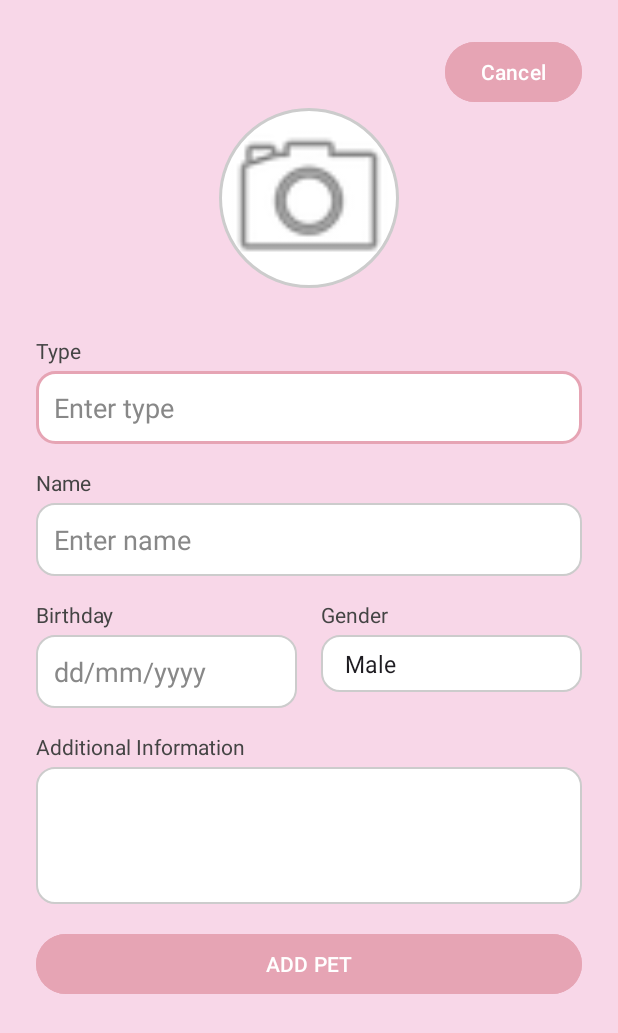
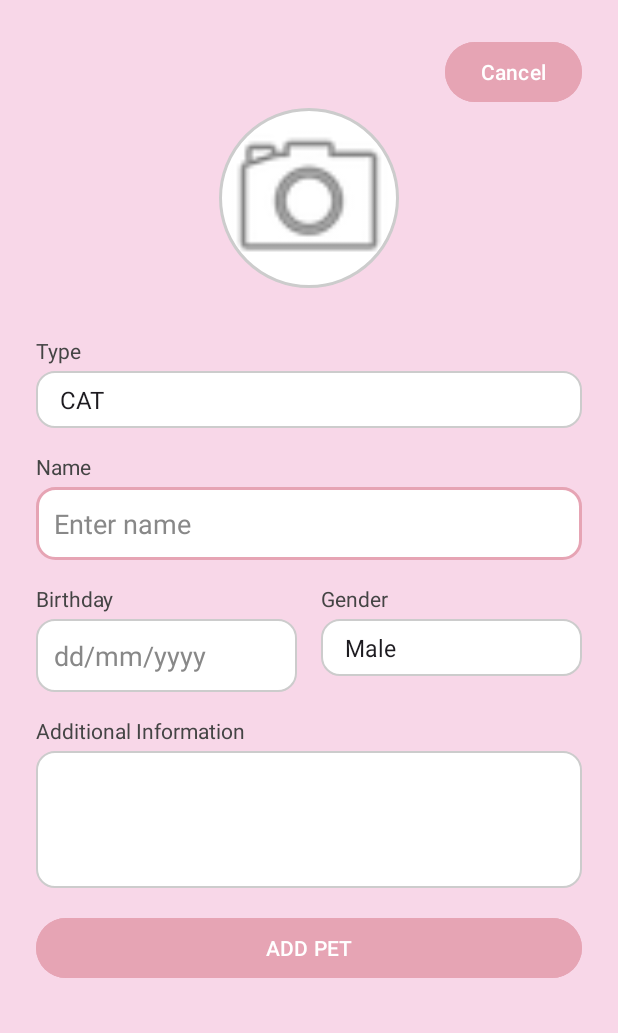
Before and after one commit to ayseecebilgi/project, an Android app: the AddPetActivity screen opened directly, with no data from a screen before it, on a phone screen of 412 x 824 dp. Shown: the top 1033 px of the screen. Run offline under Robolectric (Android 15) with nearby library versions, the phone set to English and light mode, and no system bars; our stand-ins replace Firebase (no records; nobody signed in at launch, a user with empty details on screens opened directly); pictures from the network do not load.

Commit message:
Updated other classes according to the changes i made in choosing the type of the pet

```diff
--- a/app/src/main/java/com/example/project/AddPetActivity.java
+++ b/app/src/main/java/com/example/project/AddPetActivity.java
@@ -19,8 +19,8 @@ import java.util.UUID;
 public class AddPetActivity extends AppCompatActivity {
 
     private ImageView petImageView;
-    private EditText inputName, inputType, inputBirthday, inputInfo;
-    private Spinner inputGender;
+    private EditText inputName, inputBirthday, inputInfo;
+    private Spinner inputGender, inputType;
     private Button addButton, cancelButton;
     private Uri selectedImageUri;
 
@@ -37,7 +37,13 @@ public class AddPetActivity extends AppCompatActivity {
         // Link UI
         petImageView = findViewById(R.id.imagePet);
         inputName = findViewById(R.id.inputName);
-        inputType = findViewById(R.id.inputType);
+        inputType = findViewById(R.id.inputType); // now it's a Spinner
+
+        ArrayAdapter<CharSequence> typeAdapter = ArrayAdapter.createFromResource(this,
+                R.array.pet_type_options, android.R.layout.simple_spinner_item);
+        typeAdapter.setDropDownViewResource(android.R.layout.simple_spinner_dropdown_item);
+        inputType.setAdapter(typeAdapter);
+
         inputBirthday = findViewById(R.id.inputBirthday);
         inputInfo = findViewById(R.id.inputInfo);
         inputGender = findViewById(R.id.inputGender);
@@ -97,7 +103,7 @@ public class AddPetActivity extends AppCompatActivity {
                     petId,
                     ownerId,
                     inputName.getText().toString(),
-                    inputType.getText().toString(),
+                    inputType.getSelectedItem().toString(),
                     inputBirthday.getText().toString(),
                     inputGender.getSelectedItem().toString(),
                     inputInfo.getText().toString(),
@@ -126,7 +132,7 @@ public class AddPetActivity extends AppCompatActivity {
                                         petId,
                                         ownerId,
                                         inputName.getText().toString(),
-                                        inputType.getText().toString(),
+                                        inputType.getSelectedItem().toString(),
                                         inputBirthday.getText().toString(),
                                         inputGender.getSelectedItem().toString(),
                                         inputInfo.getText().toString(),
--- a/app/src/main/res/layout/activity_add_pet.xml
+++ b/app/src/main/res/layout/activity_add_pet.xml
@@ -34,14 +34,14 @@
                 android:contentDescription="Pet image" />
         </FrameLayout>
 
-        <!-- Type -->
+
+        <!-- Type Dropdown -->
         <LinearLayout
             android:layout_width="match_parent"
             android:layout_height="wrap_content"
             android:orientation="vertical"
             android:layout_marginTop="16dp">
 
-            <!-- Label above the input -->
             <TextView
                 android:id="@+id/labelType"
                 android:layout_width="wrap_content"
@@ -51,18 +51,15 @@
                 android:textColor="#444444"
                 android:layout_marginBottom="4dp" />
 
-            <!-- Input field -->
-            <EditText
+            <Spinner
                 android:id="@+id/inputType"
                 android:layout_width="match_parent"
                 android:layout_height="wrap_content"
-                android:hint="Enter type"
-                android:padding="12dp"
+                android:entries="@array/pet_type_options"
                 android:background="@drawable/edittext_rounded_background"
-                android:textColor="#000000"
-                android:textColorHint="#888888" />
+                android:padding="8dp" />
+        </LinearLayout>
 
-        </LinearLayout>
 
         <!-- Name -->
         <LinearLayout
--- a/app/src/main/res/values/strings.xml
+++ b/app/src/main/res/values/strings.xml
@@ -35,4 +35,16 @@
     <string name="type">Type…</string>
     <string name="dd_mm_yyyy">dd/mm/yyyy</string>
 
+    <string-array name="pet_type_options">
+        <item>@string/cat</item>
+        <item>@string/dog</item>
+        <item>@string/rabbit</item>
+        <item>@string/hamster</item>
+        <item>@string/fish</item>
+        <item>@string/turtle</item>
+        <item>@string/bird</item>
+        <item>@string/other</item>
+    </string-array>
+
+
 </resources>
```
Also changed, not shown: app/src/main/java/com/example/project/EditPetActivity.java (+24 -7 lines).
